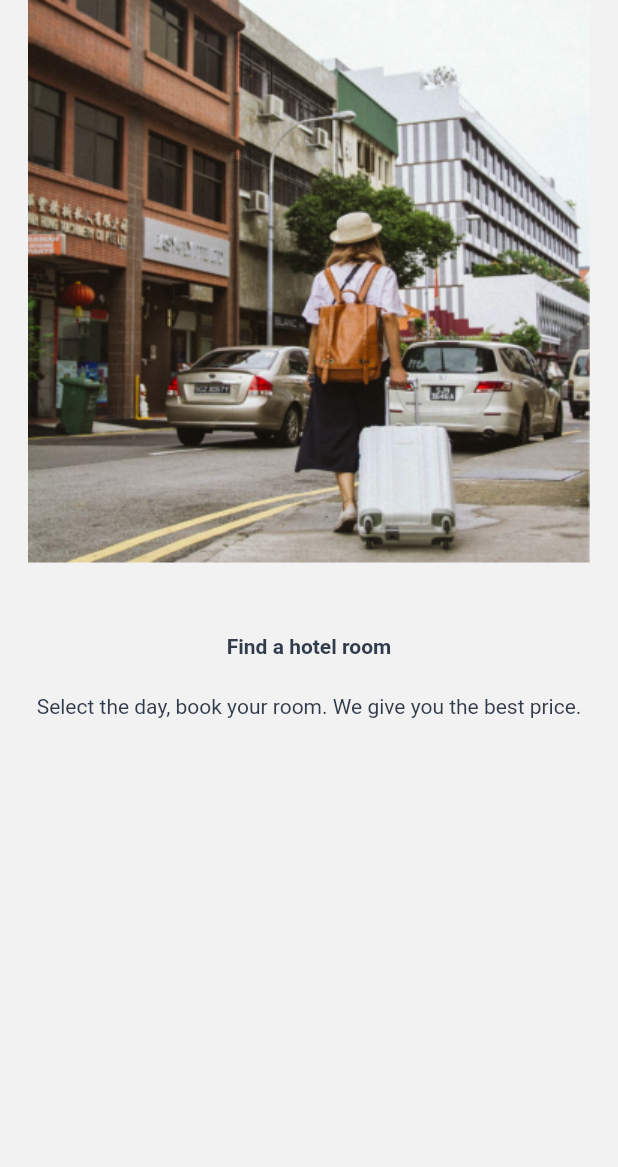
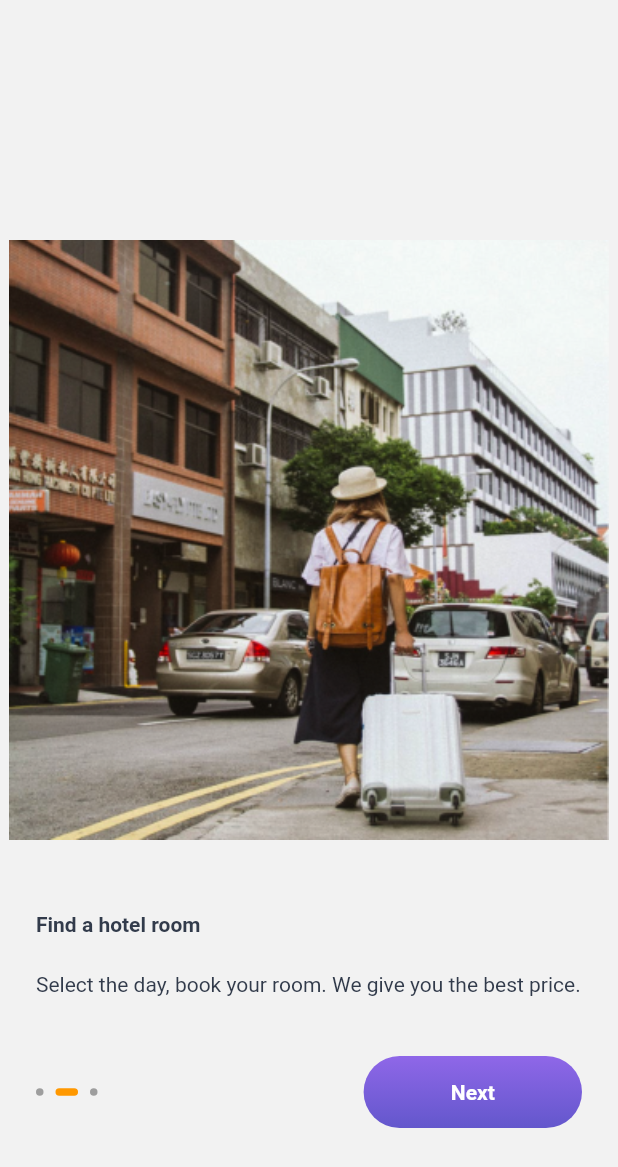
Before and after one commit to nguyenkhanh96/flutter_app_2022_travel_app, a Flutter app: the screen it shows after launch, swiped to page 2, on a phone screen of 412 x 824 dp. Shown: the top 1167 px of the screen. Run offline on Flutter 3.47's test engine with Material 2 defaults, Android fonts, the light colour scheme and no system bars; drawn by our look-alikes of smooth_page_indicator.

Commit message:
Make Onboarding Screen - Part 2

```diff
--- a/lib/representation/screens/intro_screen.dart
+++ b/lib/representation/screens/intro_screen.dart
@@ -1,7 +1,12 @@
+import 'dart:async';
+
 import 'package:flutter/material.dart';
 import 'package:flutter_app_2022_travel_app/core/constants/dimension_constants.dart';
 import 'package:flutter_app_2022_travel_app/core/helpers/asset.helper.dart';
 import 'package:flutter_app_2022_travel_app/core/helpers/image_helper.dart';
+import 'package:flutter_app_2022_travel_app/representation/screens/main_app.dart';
+import 'package:flutter_app_2022_travel_app/representation/widgets/button_widget.dart';
+import 'package:smooth_page_indicator/smooth_page_indicator.dart';
 
 import '../../core/constants/textstyle_constants.dart';
 
@@ -17,15 +22,29 @@ class IntroScreen extends StatefulWidget {
 class _IntroScreenState extends State<IntroScreen> {
   final PageController _pageController = PageController();
 
+  final StreamController<int> _pageStreamController =
+      StreamController<int>.broadcast();
+
+  @override
+  void initState() {
+    // TODO: implement initState
+    super.initState();
+    _pageController.addListener(() {
+      _pageStreamController.add(_pageController.page!.toInt());
+    });
+  }
+
   Widget _buildItemIntroScreen(String image, String title, String description,
       AlignmentGeometry alignment) {
     return Column(
+      mainAxisAlignment: MainAxisAlignment.center,
+      crossAxisAlignment: CrossAxisAlignment.start,
       children: [
         Container(
           alignment: alignment,
           child: ImageHelper.loadFromAsset(
             image,
-            height: 375,
+            height: 400,
             fit: BoxFit.fitHeight,
           ),
         ),
@@ -37,6 +56,7 @@ class _IntroScreenState extends State<IntroScreen> {
             horizontal: kMediumPadding,
           ),
           child: Column(
+            crossAxisAlignment: CrossAxisAlignment.start,
             children: [
               Text(
                 title,
@@ -59,7 +79,9 @@ class _IntroScreenState extends State<IntroScreen> {
   @override
   Widget build(BuildContext context) {
     return Scaffold(
-      body: PageView(
+      body: Stack(
+        children: [
+          PageView(
             controller: _pageController,
             children: [
               _buildItemIntroScreen(
@@ -82,6 +104,50 @@ class _IntroScreenState extends State<IntroScreen> {
               ),
             ],
           ),
+          Positioned(
+            left: kMediumPadding,
+            right: kMediumPadding,
+            bottom: kMediumPadding * 3,
+            child: Row(
+              children: [
+                Expanded(
+                  flex: 6,
+                  child: SmoothPageIndicator(
+                    controller: _pageController,
+                    count: 3,
+                    effect: const ExpandingDotsEffect(
+                      dotWidth: kMinPadding,
+                      dotHeight: kMinPadding,
+                      activeDotColor: Colors.orange,
+                    ),
+                  ),
+                ),
+                StreamBuilder<int>(
+                    initialData: 0,
+                    stream: _pageStreamController.stream,
+                    builder: (context, snapshot) {
+                      return Expanded(
+                        flex: 4,
+                        child: ButtonWidget(
+                          title: snapshot.data != 2 ? "Next" : "Get started",
+                          ontap: () {
+                            if (_pageController.page != 2) {
+                              _pageController.nextPage(
+                                  duration: const Duration(milliseconds: 200),
+                                  curve: Curves.easeIn);
+                            } else {
+                              Navigator.of(context)
+                                  .pushNamed(MainApp.routeName);
+                            }
+                          },
+                        ),
+                      );
+                    }),
+              ],
+            ),
+          ),
+        ],
+      ),
     );
   }
 }
--- /dev/null
+++ b/lib/representation/screens/main_app.dart
@@ -0,0 +1,25 @@
+import 'package:flutter/material.dart';
+import 'package:flutter/src/widgets/container.dart';
+import 'package:flutter/src/widgets/framework.dart';
+
+class MainApp extends StatefulWidget {
+  const MainApp({super.key});
+
+  static const routeName = 'main_app';
+
+  @override
+  State<MainApp> createState() => _MainAppState();
+}
+
+class _MainAppState extends State<MainApp> {
+  @override
+  Widget build(BuildContext context) {
+    return Scaffold(
+      body: Center(
+        child: Text(
+          "Main App",
+        ),
+      ),
+    );
+  }
+}
--- /dev/null
+++ b/lib/representation/widgets/button_widget.dart
@@ -0,0 +1,30 @@
+import 'package:flutter/material.dart';
+import 'package:flutter_app_2022_travel_app/core/constants/color_constants.dart';
+import 'package:flutter_app_2022_travel_app/core/constants/dimension_constants.dart';
+import 'package:flutter_app_2022_travel_app/core/constants/textstyle_constants.dart';
+
+class ButtonWidget extends StatelessWidget {
+  const ButtonWidget({super.key, required this.title, this.ontap});
+
+  final String title;
+  final Function()? ontap;
+
+  @override
+  Widget build(BuildContext context) {
+    return GestureDetector(
+      onTap: ontap,
+      child: Container(
+        padding: const EdgeInsets.symmetric(vertical: kDefaultPadding),
+        decoration: BoxDecoration(
+          borderRadius: BorderRadius.circular(kMediumPadding),
+          gradient: Gradients.defaultGradientBackground,
+        ),
+        alignment: Alignment.center,
+        child: Text(
+          title,
+          style: TextStyles.defaultStyle.bold.whiteTextColor,
+        ),
+      ),
+    );
+  }
+}
--- a/lib/routes.dart
+++ b/lib/routes.dart
@@ -1,8 +1,10 @@
 import 'package:flutter/material.dart';
 import 'package:flutter_app_2022_travel_app/representation/screens/intro_screen.dart';
+import 'package:flutter_app_2022_travel_app/representation/screens/main_app.dart';
 import 'package:flutter_app_2022_travel_app/representation/screens/splash_screen.dart';
 
 final Map<String, WidgetBuilder> routes = {
   SplashScreen.routeName: (context) => const SplashScreen(),
   IntroScreen.routeName: (context) => const IntroScreen(),
+  MainApp.routeName: (context) => const MainApp(),
 };
--- a/pubspec.yaml
+++ b/pubspec.yaml
@@ -36,6 +36,7 @@ dependencies:
   # The following adds the Cupertino Icons font to your application.
   # Use with the CupertinoIcons class for iOS style icons.
   cupertino_icons: ^1.0.2
+  smooth_page_indicator: ^1.0.0+2
 
 dev_dependencies:
   flutter_test:
```
Also changed, not shown: pubspec.lock. Lines whose indentation alone changed are shown as unchanged.
